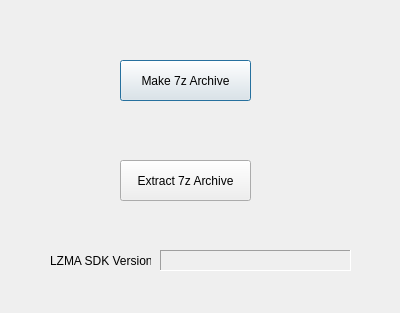
Zalafina/Q7Zip, file Q7Zip/q7zip_window.ui: the form before one commit.
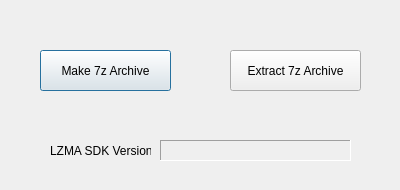
The form after the commit.

Commit message: Move Q7Zip instance to worker thread for not to block UI thread.

What changed in the file:
```diff
--- a/Q7Zip/q7zip_window.ui
+++ b/Q7Zip/q7zip_window.ui
@@ -7,7 +7,7 @@
     <x>0</x>
     <y>0</y>
     <width>400</width>
-    <height>313</height>
+    <height>190</height>
    </rect>
   </property>
   <property name="windowTitle">
@@ -16,8 +16,8 @@
   <widget class="QPushButton" name="Make7zButton">
    <property name="geometry">
     <rect>
-     <x>120</x>
-     <y>60</y>
+     <x>40</x>
+     <y>50</y>
      <width>131</width>
      <height>41</height>
     </rect>
@@ -29,8 +29,8 @@
   <widget class="QPushButton" name="Extract7zButton">
    <property name="geometry">
     <rect>
-     <x>120</x>
-     <y>160</y>
+     <x>230</x>
+     <y>50</y>
      <width>131</width>
      <height>41</height>
     </rect>
@@ -43,7 +43,7 @@
    <property name="geometry">
     <rect>
      <x>50</x>
-     <y>250</y>
+     <y>140</y>
      <width>101</width>
      <height>21</height>
     </rect>
@@ -56,7 +56,7 @@
    <property name="geometry">
     <rect>
      <x>160</x>
-     <y>250</y>
+     <y>140</y>
      <width>191</width>
      <height>21</height>
     </rect>
```
The commit also changes 5 other files.
